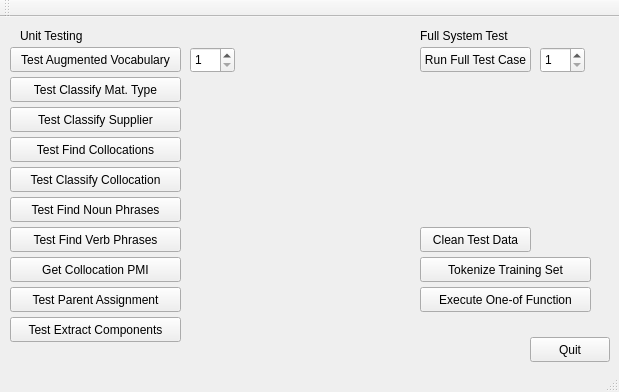
This is mainwindow.ui in ismith1024/4905 as Qt 5 draws it before an edit. The edited form follows.
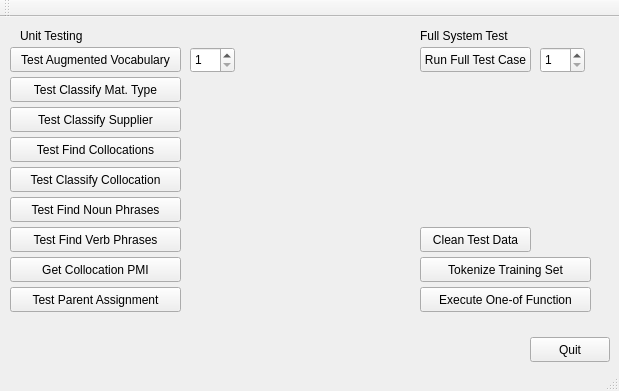
This is the edited form.

Patch:
```diff
--- a/mainwindow.ui
+++ b/mainwindow.ui
@@ -7,7 +7,7 @@
     <x>0</x>
     <y>0</y>
     <width>619</width>
-    <height>392</height>
+    <height>391</height>
    </rect>
   </property>
   <property name="windowTitle">
@@ -238,19 +238,6 @@
      <string>Execute One-of Function</string>
     </property>
    </widget>
-   <widget class="QPushButton" name="pushButton_9">
-    <property name="geometry">
-     <rect>
-      <x>10</x>
-      <y>300</y>
-      <width>171</width>
-      <height>25</height>
-     </rect>
-    </property>
-    <property name="text">
-     <string>Test Extract Components</string>
-    </property>
-   </widget>
    <widget class="QSpinBox" name="tcBox">
     <property name="geometry">
      <rect>
```
